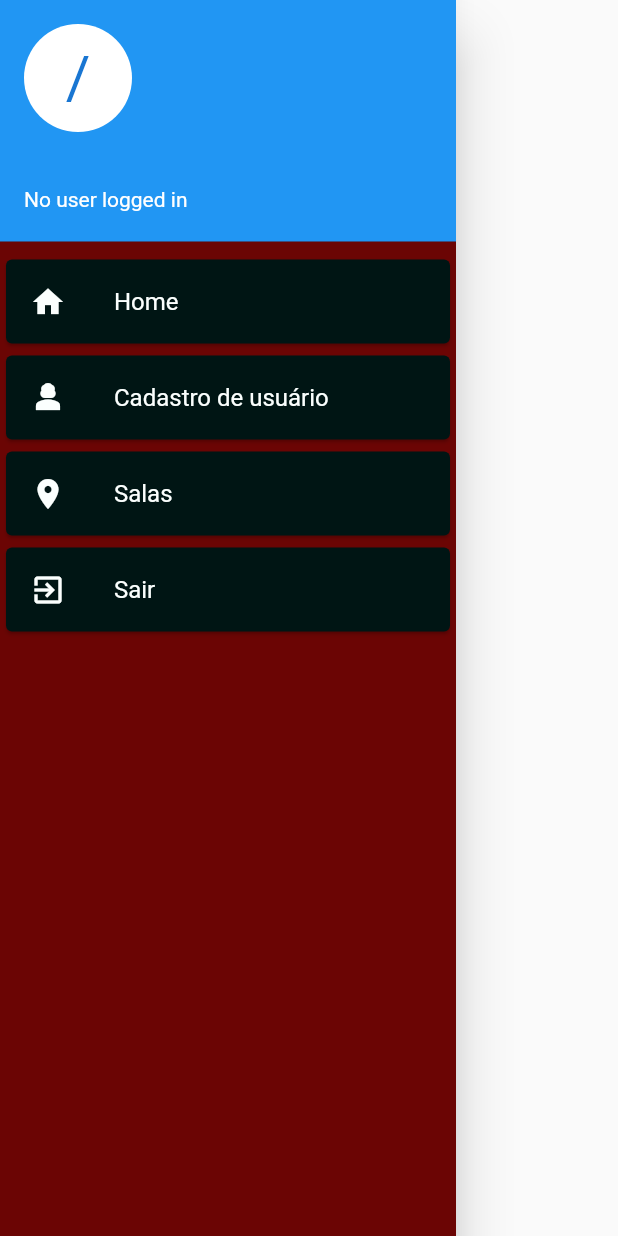
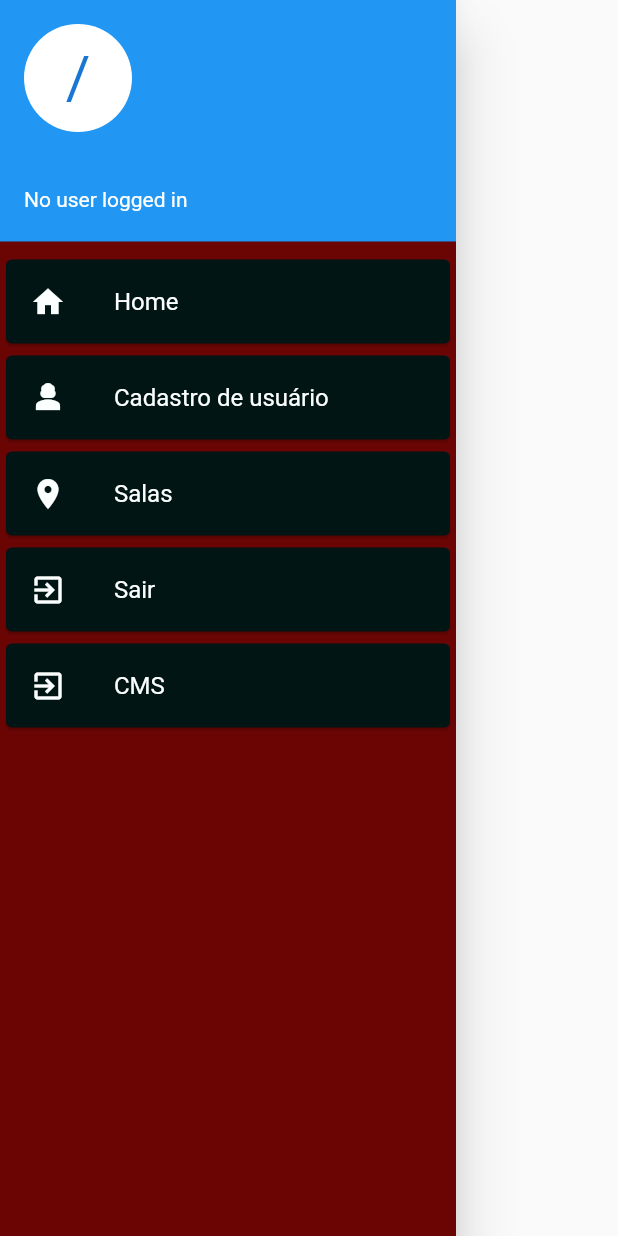
Before and after one commit to IsaiasFMAlcantara/coworking_app, a Flutter app: the CustomDrawer widget shown alone on an empty page, opened directly, on a phone screen of 412 x 824 dp. Run offline on Flutter 3.47's test engine with Material 2 defaults, Android fonts, the phone set to English and light mode, and no system bars; our stand-ins replace cloud_firestore, firebase_auth, firebase_core, get; accounts and stored records are empty; network calls fail.

Commit message:
subindo atualizações

```diff
--- a/lib/custom/CustomDrawer.dart
+++ b/lib/custom/CustomDrawer.dart
@@ -97,6 +97,22 @@ class _CustomDrawerState extends State<CustomDrawer> {
               },
             ),
           ),
+          Card(
+            color: ColorsCoworking.buttomdrawerColor,
+            child: ListTile(
+              leading: Icon(
+                Icons.exit_to_app,
+                color: ColorsCoworking.icondrawerColor,
+              ),
+              title: CustomText(
+                texto: 'CMS',
+                cor: ColorsCoworking.textdrawerColor,
+              ),
+              onTap: () {
+                ListarUsuarios();
+              },
+            ),
+          )
         ],
       ),
     );
--- /dev/null
+++ b/lib/model/mod_firebase.dart
@@ -0,0 +1,16 @@
+import 'package:cloud_firestore/cloud_firestore.dart';
+
+class Usuario {
+  final String id;
+  final bool admin;
+  final String email;
+  Usuario({required this.id, required this.admin, required this.email});
+  factory Usuario.fromDocument(DocumentSnapshot doc) {
+    final data = doc.data() as Map<String, dynamic>;
+    return Usuario(
+      id: doc.id,
+      admin: data['admin'] ?? false,
+      email: data['email'] ?? '',
+    );
+  }
+}
--- a/lib/view/homescreenP.dart
+++ b/lib/view/homescreenP.dart
@@ -15,7 +15,7 @@ class HomeScreenP extends StatelessWidget {
         ),
         Center(
           child: Image.network(
-              'https://cdn-icons-png.flaticon.com/512/6712/6712159.png',width: 200,height: 200,),
+            'https://cdn-icons-png.flaticon.com/512/6712/6712159.png',width: 200,height: 200,),
         ),
         SizedBox(
           height: 20,
```
Also changed, not shown: lib/control/func_firebase.dart (+4 -5 lines).
